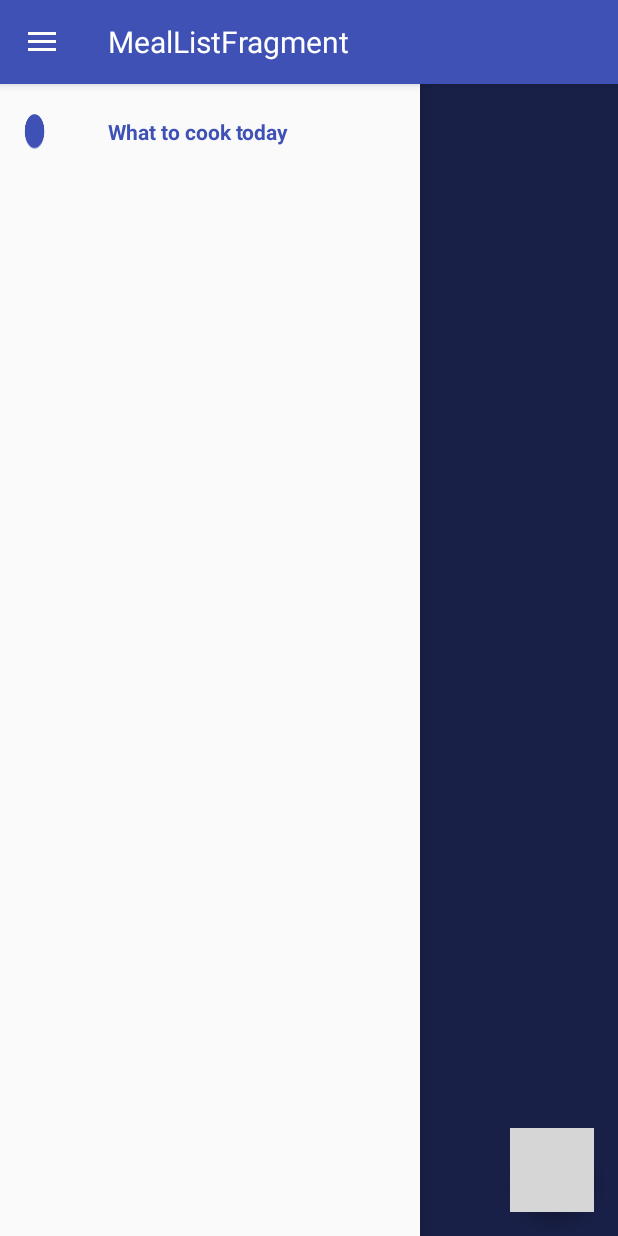
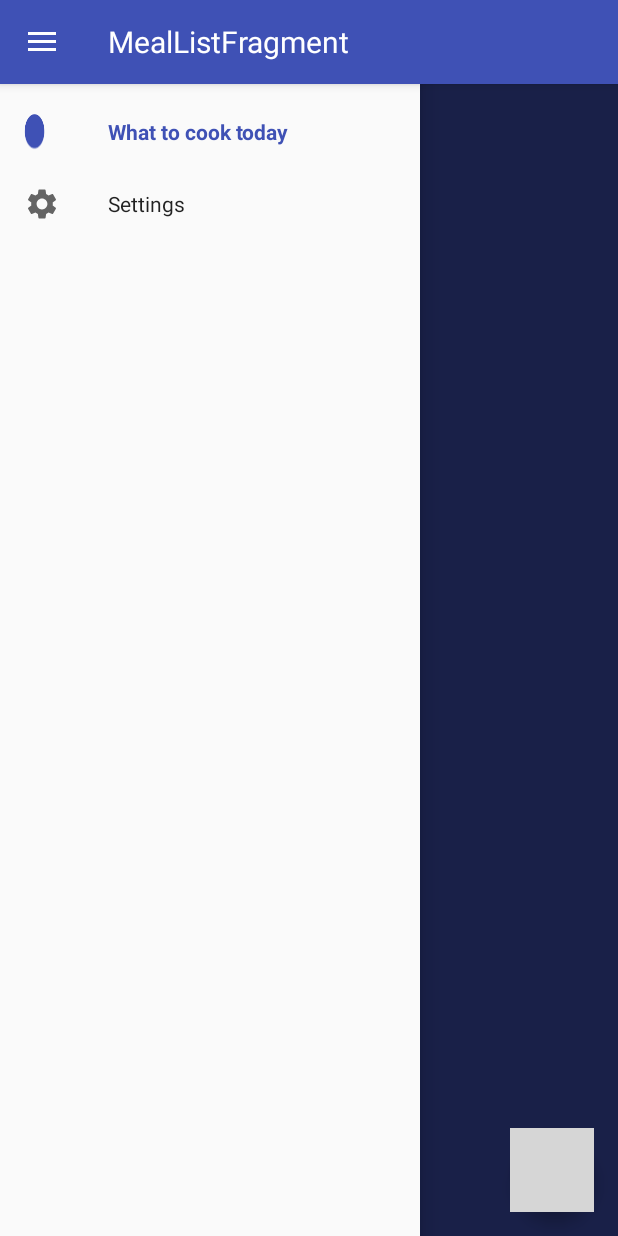
Before and after one commit to elderanakain/DailyDish, an Android app: the screen it shows after launch (ContainerActivity), with the side drawer open, on a phone screen of 412 x 824 dp. Run offline under Robolectric (Android 15) with nearby library versions, the phone set to English and light mode, and no system bars; our stand-ins replace RxJava, data binding, navigation-ui; Roboto replaces fonts that are not available here; 5 statements that could not run were skipped; grey boxes are pictures that could not be loaded.

Commit message:
Add settings screen

```diff
--- a/app/build.gradle
+++ b/app/build.gradle
@@ -67,6 +67,7 @@ dependencies {
     implementation "androidx.core:core-ktx:1.3.0"
     implementation "androidx.appcompat:appcompat:1.1.0"
     implementation "androidx.fragment:fragment-ktx:1.2.5"
+    implementation "androidx.preference:preference:1.1.1"
 
     // UI
 
--- a/app/src/main/java/io/krugosvet/dailydish/android/DailyDishApplication.kt
+++ b/app/src/main/java/io/krugosvet/dailydish/android/DailyDishApplication.kt
@@ -9,6 +9,8 @@ import io.krugosvet.dailydish.android.reminder.notification.ReminderNotification
 import io.krugosvet.dailydish.android.reminder.notification.ReminderNotificationReceiver
 import io.krugosvet.dailydish.android.repository.injection.repositoryModule
 import io.krugosvet.dailydish.core.injection.coreModule
+import kotlinx.coroutines.ExperimentalCoroutinesApi
+import kotlinx.coroutines.FlowPreview
 import org.koin.android.ext.android.get
 import org.koin.android.ext.koin.androidContext
 import org.koin.android.ext.koin.androidLogger
@@ -16,6 +18,8 @@ import org.koin.core.context.startKoin
 import org.koin.core.logger.Level
 import timber.log.Timber
 
+@FlowPreview
+@ExperimentalCoroutinesApi
 class DailyDishApplication :
   Application() {
 
--- a/app/src/main/java/io/krugosvet/dailydish/android/screen/container/view/ContainerActivity.kt
+++ b/app/src/main/java/io/krugosvet/dailydish/android/screen/container/view/ContainerActivity.kt
@@ -44,7 +44,7 @@ class ContainerActivity :
     NavigationUI.setupWithNavController(bindingComponent.binding.navView, navController)
 
     navController.addOnDestinationChangedListener { _, destination, _ ->
-      bindingComponent.binding.floatingButton.setVisibility(destination.id != R.id.dialogAddMeal)
+      bindingComponent.binding.floatingButton.setVisibility(destination.id == R.id.mealListFragment)
 
       keyboardService.hideKeyboard()
     }
--- /dev/null
+++ b/app/src/main/res/drawable/ic_settings_black_18dp.xml
@@ -0,0 +1,9 @@
+<vector xmlns:android="http://schemas.android.com/apk/res/android"
+    android:width="18dp"
+    android:height="18dp"
+    android:viewportWidth="24"
+    android:viewportHeight="24">
+  <path
+      android:pathData="M19.14,12.94c0.04,-0.3 0.06,-0.61 0.06,-0.94c0,-0.32 -0.02,-0.64 -0.07,-0.94l2.03,-1.58c0.18,-0.14 0.23,-0.41 0.12,-0.61l-1.92,-3.32c-0.12,-0.22 -0.37,-0.29 -0.59,-0.22l-2.39,0.96c-0.5,-0.38 -1.03,-0.7 -1.62,-0.94L14.4,2.81c-0.04,-0.24 -0.24,-0.41 -0.48,-0.41h-3.84c-0.24,0 -0.43,0.17 -0.47,0.41L9.25,5.35C8.66,5.59 8.12,5.92 7.63,6.29L5.24,5.33c-0.22,-0.08 -0.47,0 -0.59,0.22L2.74,8.87C2.62,9.08 2.66,9.34 2.86,9.48l2.03,1.58C4.84,11.36 4.8,11.69 4.8,12s0.02,0.64 0.07,0.94l-2.03,1.58c-0.18,0.14 -0.23,0.41 -0.12,0.61l1.92,3.32c0.12,0.22 0.37,0.29 0.59,0.22l2.39,-0.96c0.5,0.38 1.03,0.7 1.62,0.94l0.36,2.54c0.05,0.24 0.24,0.41 0.48,0.41h3.84c0.24,0 0.44,-0.17 0.47,-0.41l0.36,-2.54c0.59,-0.24 1.13,-0.56 1.62,-0.94l2.39,0.96c0.22,0.08 0.47,0 0.59,-0.22l1.92,-3.32c0.12,-0.22 0.07,-0.47 -0.12,-0.61L19.14,12.94zM12,15.6c-1.98,0 -3.6,-1.62 -3.6,-3.6s1.62,-3.6 3.6,-3.6s3.6,1.62 3.6,3.6S13.98,15.6 12,15.6z"
+      android:fillColor="#000000"/>
+</vector>
--- a/app/src/main/res/menu/drawer_menu.xml
+++ b/app/src/main/res/menu/drawer_menu.xml
@@ -4,4 +4,9 @@
         android:id="@+id/mealListFragment"
         android:icon="@android:drawable/btn_plus"
         android:title="@string/what_to_cook_today" />
+
+    <item
+        android:id="@+id/settingsFragment"
+        android:icon="@drawable/ic_settings_black_18dp"
+        android:title="@string/settings" />
 </menu>
--- a/app/src/main/res/navigation/navigation.xml
+++ b/app/src/main/res/navigation/navigation.xml
@@ -21,4 +21,8 @@
             android:id="@+id/action_dialogAddMeal_to_mealListFragment"
             app:destination="@id/mealListFragment" />
     </fragment>
+    <fragment
+        android:id="@+id/settingsFragment"
+        android:name="io.krugosvet.dailydish.android.screen.settings.view.SettingsFragment"
+        android:label="SettingsFragment" />
 </navigation>
--- /dev/null
+++ b/app/src/main/res/values/keys.xml
@@ -0,0 +1,4 @@
+<?xml version="1.0" encoding="utf-8"?>
+<resources>
+    <string name="preference_reminder_key">reminder_feature</string>
+</resources>
--- a/app/src/main/res/values/strings.xml
+++ b/app/src/main/res/values/strings.xml
@@ -10,6 +10,7 @@
     <string name="meal_card_cooked_button">Cooked today</string>
     <string name="add_meal_dialog_title">Add a new meal</string>
     <string name="what_to_cook_today">What to cook today</string>
+    <string name="settings">Settings</string>
     <string name="recently_cooked">Recently cooked</string>
     <string name="intent_select_image_from_gallery">Select Image</string>
     <string name="dialog_cancel_button">Cancel</string>
@@ -38,4 +39,6 @@
     <string name="notification_channel_title">Reminders</string>
     <string name="notification_title">Ready to cook %1$s?</string>
     <string name="notification_text">%1$s hasn\'t been cooked for a while. Let\'s try it today!</string>
+    <string name="settings_reminder">Remind about meals</string>
+    <string name="settings_reminder_summary">Checks for long not cooked meals and sends a notification to cook it</string>
 </resources>
```
Also changed, not shown: app/src/main/java/io/krugosvet/dailydish/android/architecture/injection/Koin.kt (+9 -0 lines), app/src/main/java/io/krugosvet/dailydish/android/reminder/ReminderService.kt (+21 -11 lines), app/src/main/java/io/krugosvet/dailydish/android/reminder/injection/Koin.kt (+6 -1 lines), app/src/main/java/io/krugosvet/dailydish/android/screen/settings/view/SettingsFragment.kt (added, +14 -0 lines), app/src/main/java/io/krugosvet/dailydish/android/service/PreferenceService.kt (added, +38 -0 lines), app/src/main/res/drawable/ic_event_available_black_36dp.xml (added, +9 -0 lines), app/src/main/res/xml/preferences.xml (added, +9 -0 lines).
